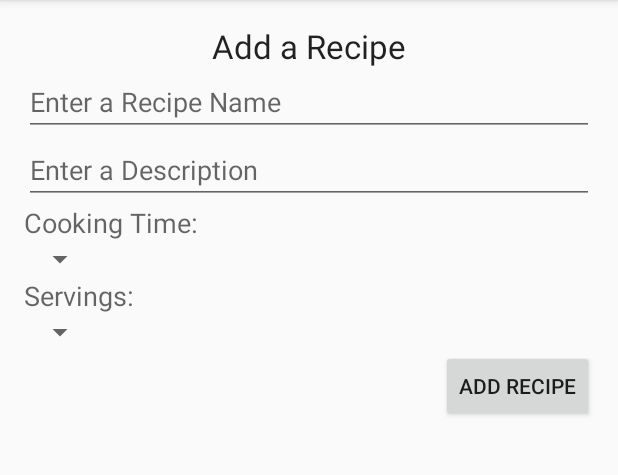
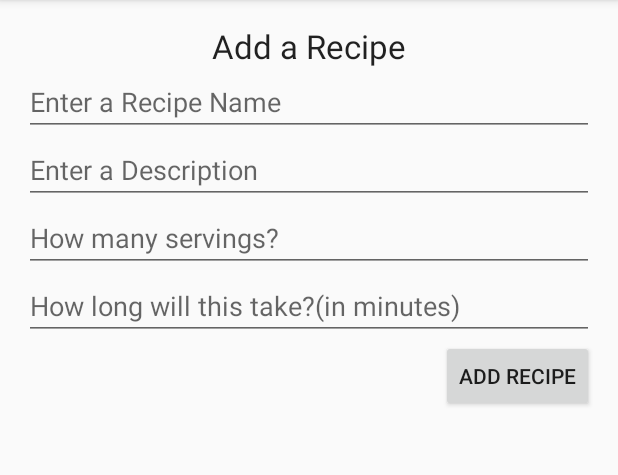
Before and after one commit to mikeFordUWT/Husky_Cooking, an Android app: the fragment RegisterUserFragment placed in its activity, on a phone screen of 412 x 824 dp, the part 84-559 px from its top. Run offline under Robolectric (Android 15) with nearby library versions, the phone set to English and light mode, and no system bars.

Commit message:
merge time

```diff
--- a/app/src/main/java/team14/tacoma/uw/edu/husky_cooking/authenticate/SignInActivity.java
+++ b/app/src/main/java/team14/tacoma/uw/edu/husky_cooking/authenticate/SignInActivity.java
@@ -197,7 +197,7 @@ public class SignInActivity extends AppCompatActivity
     }
 
 
-    class LoginTask extends AsyncTask<String, Void, String> {
+    private class LoginTask extends AsyncTask<String, Void, String> {
         boolean failure= false;
 
         @Override
--- a/app/src/main/res/layout/fragment_add_recipe.xml
+++ b/app/src/main/res/layout/fragment_add_recipe.xml
@@ -24,33 +24,18 @@
         android:hint="@string/recipe_descript_hint"
         android:id="@+id/recipe_description"/>
 
-    <TextView
-        android:layout_width="wrap_content"
+    <EditText
+        android:layout_width="match_parent"
         android:layout_height="wrap_content"
-        android:textAppearance="?android:attr/textAppearanceMedium"
-        android:text="Cooking Time:" />
-
-    <Spinner
-        android:id="@+id/cook_time_spinner"
-        android:layout_width="wrap_content"
+        android:hint="@string/servings_hint"
+        android:id="@+id/new_recipe_servings"
+        android:inputType="number"/>
+    <EditText
+        android:layout_width="match_parent"
         android:layout_height="wrap_content"
-
-        />
-    <!--android:entries="@array/five_to_120"-->
-
-    <TextView
-        android:layout_width="wrap_content"
-        android:layout_height="wrap_content"
-        android:textAppearance="?android:attr/textAppearanceMedium"
-        android:text="Servings:" />
-
-    <Spinner
-        android:layout_width="wrap_content"
-        android:layout_height="wrap_content"
-        android:id="@+id/servings_spinner"
-
-        />
-    <!--android:entries="@array/one_to_ten"-->
+        android:hint="@string/cook_time_hint"
+        android:id="@+id/new_recipe_cook_time"
+        android:inputType="number"/>
 
     <Button
         android:layout_width="wrap_content"
--- a/app/src/main/res/values/strings.xml
+++ b/app/src/main/res/values/strings.xml
@@ -8,6 +8,8 @@
 
     <string name="hint_email">Enter your email</string>
     <string name="hint_password">Enter your password</string>
+    <string name="servings_hint">How many servings?</string>
+    <string name="cook_time_hint">How long will this take?(in minutes)</string>
 
     <string name="add_recipe_but_text">Add Recipe</string>
 
```
Also changed, not shown: app/src/main/java/team14/tacoma/uw/edu/husky_cooking/AddRecipeFragment.java (+51 -22 lines), app/src/main/java/team14/tacoma/uw/edu/husky_cooking/RecipeActivity.java (+73 -1 lines).
